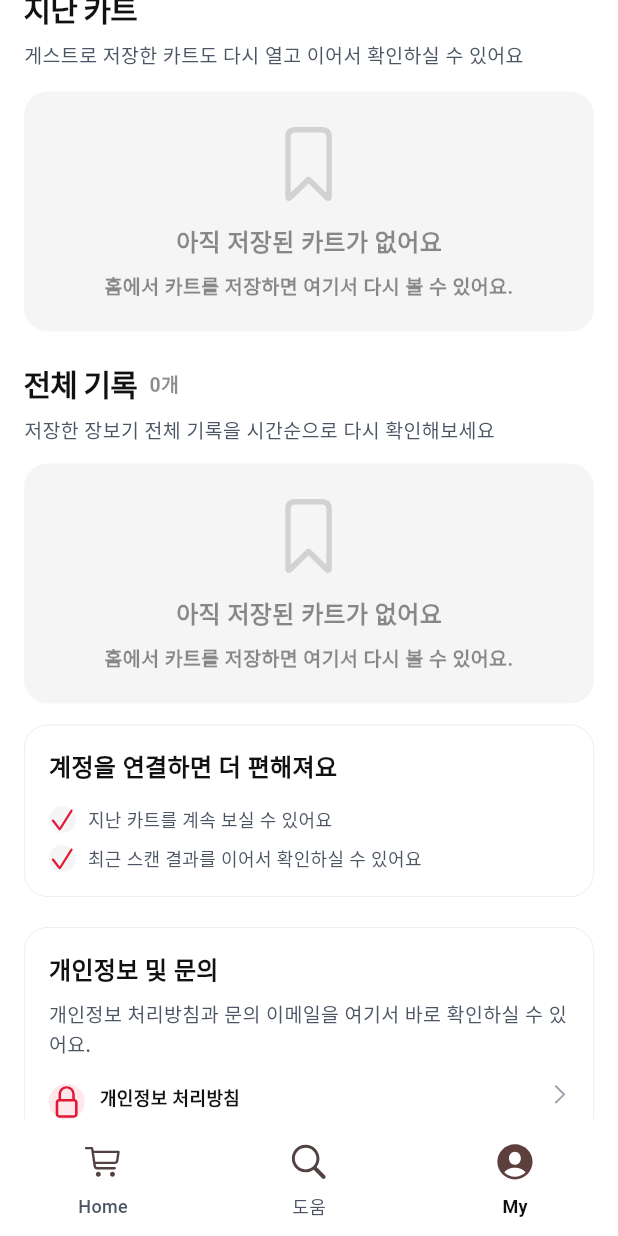
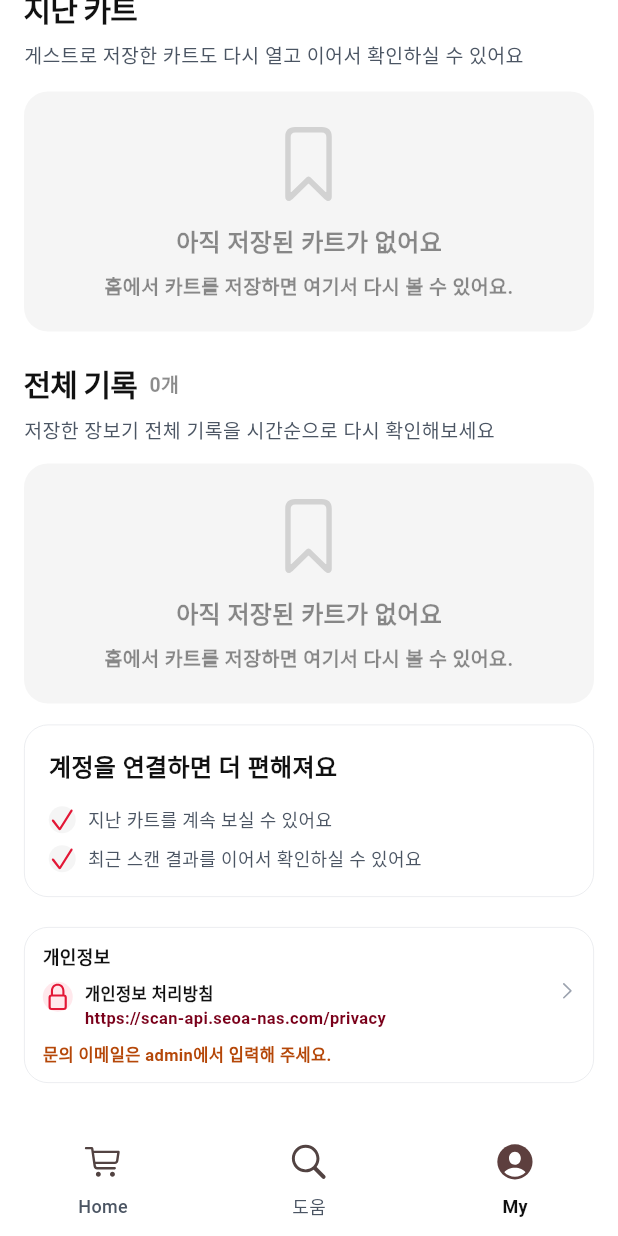
Before and after one commit to gabrielpaik/cartly, a Flutter app: the screen it shows after launch, item 3 of the bottom bar chosen, scrolled down 273 dp, on a phone screen of 412 x 824 dp. Run offline on Flutter 3.47's test engine with Material 3 defaults, Android fonts, the light colour scheme and no system bars; our stand-ins replace camera, firebase_core, firebase_messaging, flutter_local_notifications, flutter_slidable, flutter_svg and 7 more; missing offline and left inert: dart:html; accounts and stored records are empty; network calls fail; Roboto replaces fonts that are missing (Pretendard); statements that could not run were skipped.

Commit message:
chore: ship 1.0.4(2) minimal privacy footer

```diff
--- a/lib/pages/my_page.dart
+++ b/lib/pages/my_page.dart
@@ -1300,25 +1300,47 @@ class _MyComplianceSection extends StatelessWidget {
         ).trim();
         final supportEmailLabel = AppRuntimeCopy.text(
           ['my', 'supportEmailLabel'],
-          '문의 이메일',
+          '문의',
         );
         final supportEmail = AppRuntimeCopy.text(['my', 'supportEmail'], '')
             .trim();
         final supportNote = AppRuntimeCopy.text(['my', 'supportNote'], '')
             .trim();
-
-        return CartlyInfoCard(
+        final title = AppRuntimeCopy.text(
+          ['my', 'complianceTitle'],
+          '개인정보',
+        ).trim();
+        final body = AppRuntimeCopy.text(['my', 'complianceBody'], '').trim();
+
+        return CartlySurfaceCard(
           backgroundColor: CartlyColors.surface1,
           border: Border.all(color: CartlyColors.line, width: 0.5),
-          title: AppRuntimeCopy.text(
-            ['my', 'complianceTitle'],
-            '개인정보 및 문의',
-          ),
-          body: AppRuntimeCopy.text(
-            ['my', 'complianceBody'],
-            '개인정보 처리방침과 문의 이메일을 여기서 바로 확인하실 수 있어요.',
-          ),
-          footer: Column(
+          padding: const EdgeInsets.symmetric(horizontal: 12, vertical: 10),
+          child: Column(
+            crossAxisAlignment: CrossAxisAlignment.start,
+            children: [
+              Text(
+                title,
+                style: CartlyText.cardMeta.copyWith(
+                  fontSize: 12,
+                  fontWeight: FontWeight.w800,
+                  color: CartlyColors.textPrimary,
+                ),
+              ),
+              if (body.isNotEmpty) ...[
+                const SizedBox(height: 4),
+                Text(
+                  body,
+                  style: const TextStyle(
+                    fontSize: 11,
+                    fontWeight: FontWeight.w500,
+                    color: CartlyColors.textSecondary,
+                    height: 1.4,
+                  ),
+                ),
+              ],
+              const SizedBox(height: 8),
+              Column(
                 crossAxisAlignment: CrossAxisAlignment.start,
                 children: [
                   _MyComplianceRow(
@@ -1326,41 +1348,45 @@ class _MyComplianceSection extends StatelessWidget {
                     label: privacyLabel,
                     value: privacyUrl,
                     emphasized: true,
+                    compact: true,
                     onTap: () => _openUri(context, privacyUrl),
                   ),
                   if (supportEmail.isNotEmpty) ...[
-                const SizedBox(height: 10),
+                    const SizedBox(height: 8),
                     _MyComplianceRow(
                       iconName: 'envelope',
                       label: supportEmailLabel,
                       value: supportEmail,
+                      compact: true,
                       onTap: () => _openUri(context, 'mailto:$supportEmail'),
                     ),
                   ],
                   if (supportEmail.isEmpty) ...[
-                const SizedBox(height: 10),
+                    const SizedBox(height: 8),
                     const Text(
                       '문의 이메일은 admin에서 입력해 주세요.',
                       style: TextStyle(
-                    fontSize: 12,
+                        fontSize: 11,
                         fontWeight: FontWeight.w600,
                         color: CartlyColors.semanticWarning,
-                    height: 1.45,
+                        height: 1.4,
                       ),
                     ),
                   ],
                   if (supportNote.isNotEmpty) ...[
-                const SizedBox(height: 10),
+                    const SizedBox(height: 8),
                     Text(
                       supportNote,
                       style: const TextStyle(
-                    fontSize: 12,
+                        fontSize: 11,
                         fontWeight: FontWeight.w500,
                         color: CartlyColors.textSecondary,
-                    height: 1.45,
-                  ),
-                ),
-              ],
+                        height: 1.4,
+                      ),
+                    ),
+                  ],
+                ],
+              ),
             ],
           ),
         );
@@ -1393,6 +1419,7 @@ class _MyComplianceRow extends StatelessWidget {
   final String label;
   final String value;
   final bool emphasized;
+  final bool compact;
   final VoidCallback? onTap;
 
   const _MyComplianceRow({
@@ -1400,17 +1427,35 @@ class _MyComplianceRow extends StatelessWidget {
     required this.label,
     required this.value,
     this.emphasized = false,
+    this.compact = false,
     this.onTap,
   });
 
   @override
   Widget build(BuildContext context) {
+    final iconBox = compact ? 20.0 : 24.0;
+    final iconSize = compact ? 11.0 : 13.0;
+    final labelStyle = TextStyle(
+      fontSize: compact ? 11 : 12,
+      fontWeight: FontWeight.w700,
+      color: CartlyColors.textPrimary,
+      height: compact ? 1.3 : null,
+    );
+    final valueStyle = TextStyle(
+      fontSize: compact ? 11 : 12,
+      fontWeight: emphasized ? FontWeight.w600 : FontWeight.w500,
+      color: emphasized
+          ? CartlyColors.brandTextOnLight
+          : CartlyColors.textSecondary,
+      height: compact ? 1.35 : 1.45,
+    );
+
     final rowChild = Row(
       crossAxisAlignment: CrossAxisAlignment.start,
       children: [
         Container(
-          width: 24,
-          height: 24,
+          width: iconBox,
+          height: iconBox,
           decoration: BoxDecoration(
             color: emphasized
                 ? CartlyColors.softPink
@@ -1419,45 +1464,28 @@ class _MyComplianceRow extends StatelessWidget {
           ),
           child: CartlySymbolIcon.sf(
             iconName,
-            size: 13,
+            size: iconSize,
             color: emphasized
                 ? CartlyColors.brand
                 : CartlyColors.textSecondary,
           ),
         ),
-        const SizedBox(width: 10),
+        SizedBox(width: compact ? 8 : 10),
         Expanded(
           child: Column(
             crossAxisAlignment: CrossAxisAlignment.start,
             children: [
-              Text(
-                label,
-                style: const TextStyle(
-                  fontSize: 12,
-                  fontWeight: FontWeight.w700,
-                  color: CartlyColors.textPrimary,
-                ),
-              ),
-              const SizedBox(height: 3),
-              Text(
-                value,
-                style: TextStyle(
-                  fontSize: 12,
-                  fontWeight: emphasized ? FontWeight.w600 : FontWeight.w500,
-                  color: emphasized
-                      ? CartlyColors.brandTextOnLight
-                      : CartlyColors.textSecondary,
-                  height: 1.45,
-                ),
-              ),
+              Text(label, style: labelStyle),
+              SizedBox(height: compact ? 2 : 3),
+              Text(value, style: valueStyle),
             ],
           ),
         ),
         if (onTap != null) ...[
           const SizedBox(width: 8),
-          const CartlySymbolIcon.sf(
+          CartlySymbolIcon.sf(
             'chevron.right',
-            size: 14,
+            size: compact ? 12 : 14,
             color: CartlyColors.textTertiary,
           ),
         ],
@@ -1474,7 +1502,7 @@ class _MyComplianceRow extends StatelessWidget {
         borderRadius: BorderRadius.circular(CartlyRadii.control),
         onTap: onTap,
         child: Padding(
-          padding: const EdgeInsets.symmetric(vertical: 2),
+          padding: EdgeInsets.symmetric(vertical: compact ? 1 : 2),
           child: rowChild,
         ),
       ),
--- a/lib/preview_main.dart
+++ b/lib/preview_main.dart
@@ -606,11 +606,8 @@ Map<String, dynamic> _buildPreviewCopy(Map<String, dynamic> form) {
         'myAdFallbackMessage',
         '마이에서는 계정과 잘 맞는 혜택만 보여드릴 예정이에요.',
       ),
-      'complianceTitle': text('myComplianceTitle', '개인정보 및 문의'),
-      'complianceBody': text(
-        'myComplianceBody',
-        '개인정보 처리방침과 문의 이메일을 여기서 바로 확인하실 수 있어요.',
-      ),
+      'complianceTitle': text('myComplianceTitle', '개인정보'),
+      'complianceBody': text('myComplianceBody', ''),
       'privacyPolicyLabel': text(
         'myPrivacyPolicyLabel',
         '개인정보 처리방침',
@@ -619,8 +616,8 @@ Map<String, dynamic> _buildPreviewCopy(Map<String, dynamic> form) {
         'myPrivacyPolicyUrl',
         'https://scan-api.seoa-nas.com/privacy',
       ),
-      'supportEmailLabel': text('mySupportEmailLabel', '문의 이메일'),
-      'supportEmail': text('mySupportEmail', ''),
+      'supportEmailLabel': text('mySupportEmailLabel', '문의'),
+      'supportEmail': text('mySupportEmail', 'scancart.wimc@gmail.com'),
       'supportPhoneLabel': text('mySupportPhoneLabel', '고객센터 연락처'),
       'supportPhone': text('mySupportPhone', ''),
       'supportHoursLabel': text('mySupportHoursLabel', '응답 안내'),
@@ -629,7 +626,7 @@ Map<String, dynamic> _buildPreviewCopy(Map<String, dynamic> form) {
       'businessInfo': text('myBusinessInfo', ''),
       'supportNote': text(
         'mySupportNote',
-        '문의는 아래 이메일로 보내주세요.',
+        '',
       ),
     },
     'login': {
--- a/pubspec.yaml
+++ b/pubspec.yaml
@@ -3,7 +3,7 @@ description: "Cartly shopping assistant."
 
 publish_to: 'none'
 
-version: 1.0.4+1
+version: 1.0.4+2
 
 environment:
   sdk: ^3.10.7
```
Also changed, not shown: 2 other files. Lines whose indentation alone changed are shown as unchanged.
